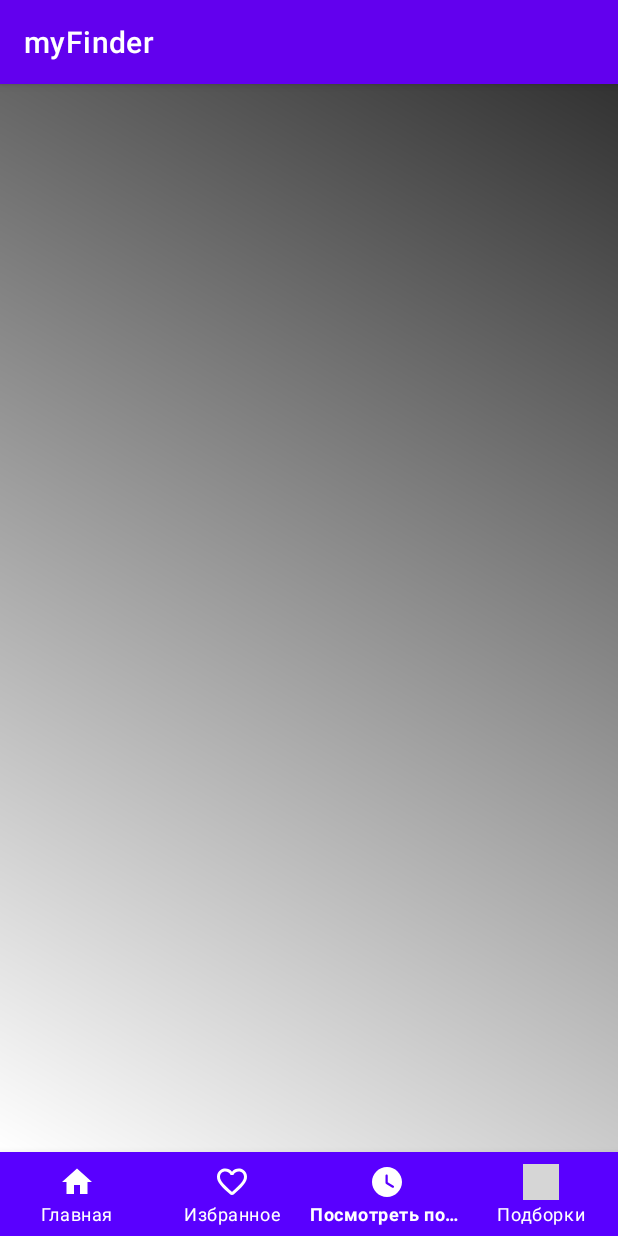
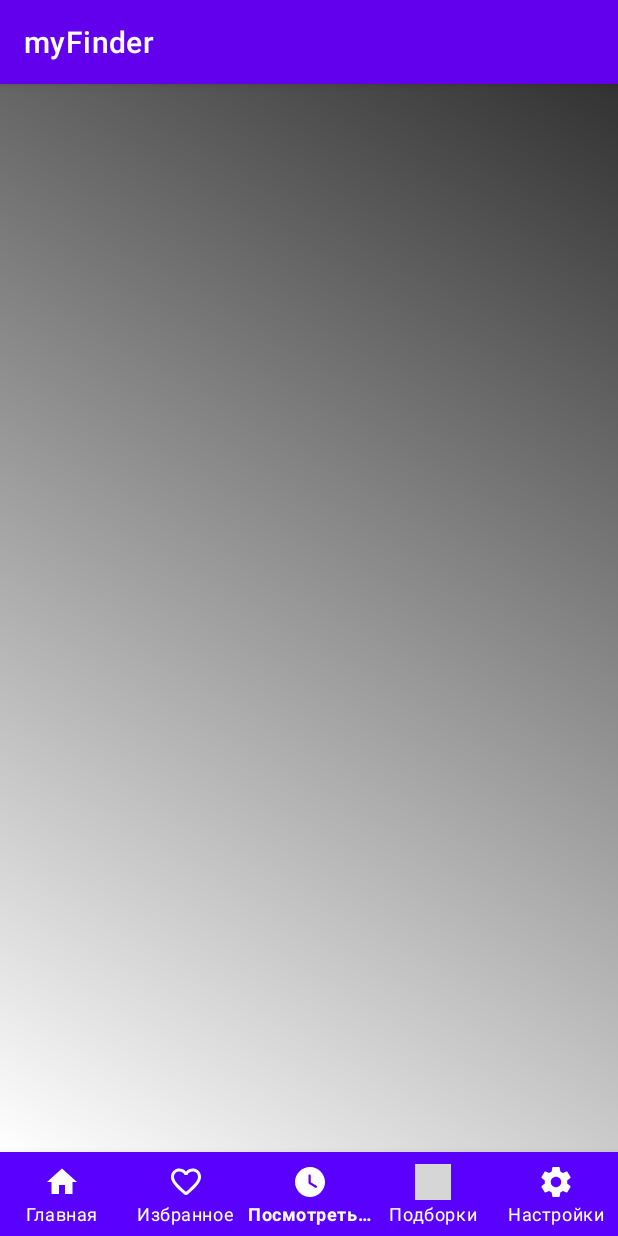
Before and after one commit to 24f02y80/SkillFactory_myFinder, an Android app: the screen it shows after launch (MainActivity), item 3 of the bottom bar chosen, on a phone screen of 412 x 824 dp. Run offline under Robolectric (Android 15) with nearby library versions, the light colour scheme and no system bars; our stand-ins replace Dagger/Hilt's generated code; grey boxes are pictures that could not be loaded.

Commit message:
Добавил пункт в меню, иконку и строковых ресурсах добавили значения

```diff
--- a/app/src/main/res/menu/navigation_menu.xml
+++ b/app/src/main/res/menu/navigation_menu.xml
@@ -20,4 +20,9 @@
         android:icon="@drawable/ic_round_video_library"
         android:title="@string/btn_selections"
         app:showAsAction="withText"/>
+    <item
+        android:id="@+id/settings"
+        android:icon="@drawable/ic_round_settings_24"
+        android:title="@string/menu_settings_title_text"
+         app:showAsAction="withText"/>
 </menu>
--- a/app/src/main/res/values/strings.xml
+++ b/app/src/main/res/values/strings.xml
@@ -8,4 +8,5 @@
     <string name="btn_selections">Подборки</string>
     <string name="btn_setting">Настройки</string>
     <string name="menu_home_title_text">Главная</string>
+    <string name="menu_settings_title_text">Настройки</string>
 </resources>
```
